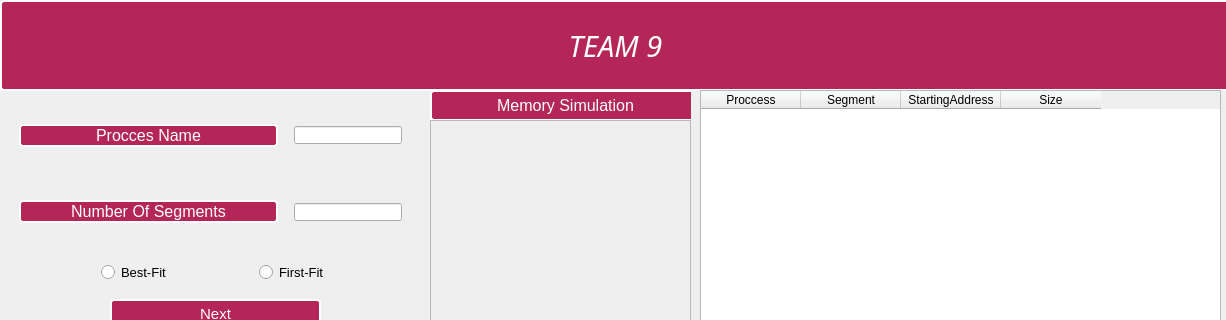
This is mainwindow.ui in EslamAsfour/MemoryAllocationSimulator as Qt 5 draws it before an edit; both pictures show x 0 to 1226 and y 0 to 320 of the 1226 by 711 pixel window. The edited form follows.
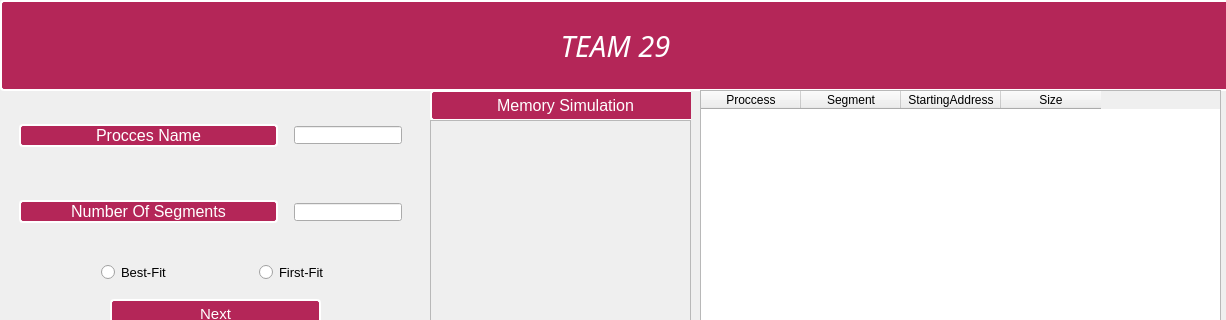
This is the edited form. Icons and pictures are not drawn.

```diff
--- a/mainwindow.ui
+++ b/mainwindow.ui
@@ -64,7 +64,7 @@
      <enum>QFrame::NoFrame</enum>
     </property>
     <property name="text">
-     <string>TEAM 9</string>
+     <string>TEAM 29</string>
     </property>
     <property name="textFormat">
      <enum>Qt::AutoText</enum>
```
